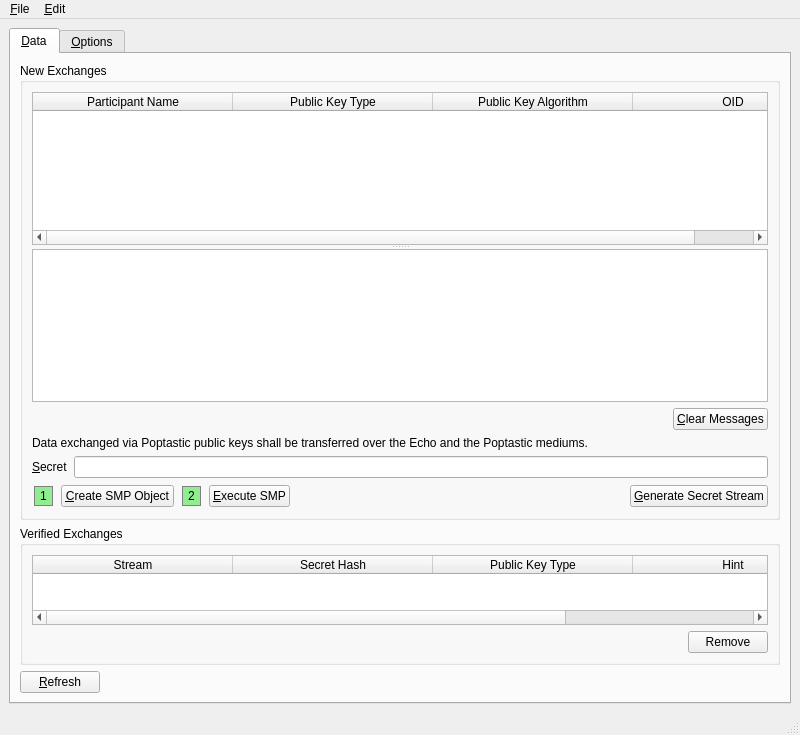
Old version of the form branches/trunk/GoldBug-UI/spot-on-smpwindow.ui in the repository textbrowser/spot-on.
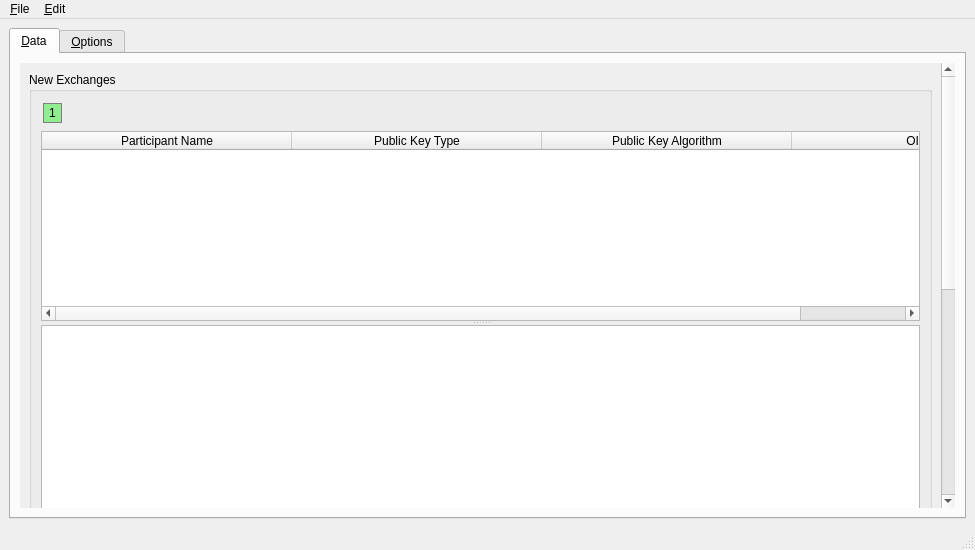
New version of the form. Icons and pictures are not drawn.

Patch:
```diff
--- a/branches/trunk/GoldBug-UI/spot-on-smpwindow.ui
+++ b/branches/trunk/GoldBug-UI/spot-on-smpwindow.ui
@@ -6,8 +6,8 @@
    <rect>
     <x>0</x>
     <y>0</y>
-    <width>800</width>
-    <height>735</height>
+    <width>975</width>
+    <height>550</height>
    </rect>
   </property>
   <property name="windowIcon">
@@ -27,11 +27,50 @@
        </attribute>
        <layout class="QVBoxLayout" name="verticalLayout_5">
         <item>
+         <widget class="QScrollArea" name="scrollArea">
+          <property name="frameShape">
+           <enum>QFrame::NoFrame</enum>
+          </property>
+          <property name="widgetResizable">
+           <bool>true</bool>
+          </property>
+          <widget class="QWidget" name="scrollAreaWidgetContents">
+           <property name="geometry">
+            <rect>
+             <x>0</x>
+             <y>0</y>
+             <width>922</width>
+             <height>946</height>
+            </rect>
+           </property>
+           <layout class="QVBoxLayout" name="verticalLayout_7">
+            <item>
          <widget class="QGroupBox" name="groupBox_2">
           <property name="title">
            <string>New Exchanges</string>
           </property>
           <layout class="QVBoxLayout" name="verticalLayout_4">
+               <item>
+                <widget class="QLabel" name="label_106">
+                 <property name="sizePolicy">
+                  <sizepolicy hsizetype="Fixed" vsizetype="Fixed">
+                   <horstretch>0</horstretch>
+                   <verstretch>0</verstretch>
+                  </sizepolicy>
+                 </property>
+                 <property name="styleSheet">
+                  <string notr="true">QLabel {
+ border: 1px solid gray;
+ background-color: lightgreen;
+ margin: 2px;
+ padding: 2px;
+ }</string>
+                 </property>
+                 <property name="text">
+                  <string>1</string>
+                 </property>
+                </widget>
+               </item>
            <item>
             <widget class="QSplitter" name="splitter">
              <property name="orientation">
@@ -54,7 +93,7 @@
                <bool>true</bool>
               </property>
               <attribute name="horizontalHeaderDefaultSectionSize">
-               <number>200</number>
+                   <number>250</number>
               </attribute>
               <attribute name="horizontalHeaderStretchLastSection">
                <bool>true</bool>
@@ -130,7 +169,11 @@
               </widget>
              </item>
              <item>
-              <widget class="QLineEdit" name="secret"/>
+                  <widget class="QLineEdit" name="secret">
+                   <property name="placeholderText">
+                    <string>Secret</string>
+                   </property>
+                  </widget>
              </item>
             </layout>
            </item>
@@ -153,7 +196,7 @@
  }</string>
                </property>
                <property name="text">
-                <string>1</string>
+                    <string>2</string>
                </property>
               </widget>
              </item>
@@ -184,7 +227,7 @@
  }</string>
                </property>
                <property name="text">
-                <string>2</string>
+                    <string>3</string>
                </property>
               </widget>
              </item>
@@ -339,6 +382,10 @@
         </item>
        </layout>
       </widget>
+         </widget>
+        </item>
+       </layout>
+      </widget>
       <widget class="QWidget" name="tab_2">
        <attribute name="title">
         <string>&amp;Options</string>
@@ -518,8 +565,8 @@
     <rect>
      <x>0</x>
      <y>0</y>
-     <width>800</width>
-     <height>31</height>
+     <width>975</width>
+     <height>30</height>
     </rect>
    </property>
    <widget class="QMenu" name="menu_File">
```
Left out of the diff: 18 changed lines with no effect on the pictures. Lines whose indentation alone changed are shown as unchanged.
